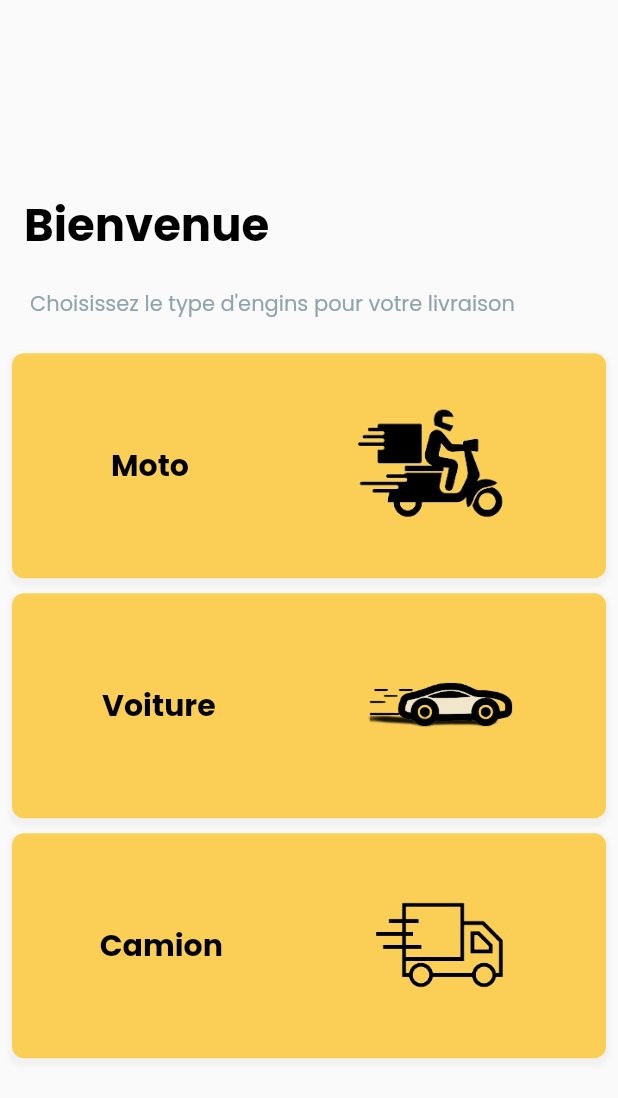
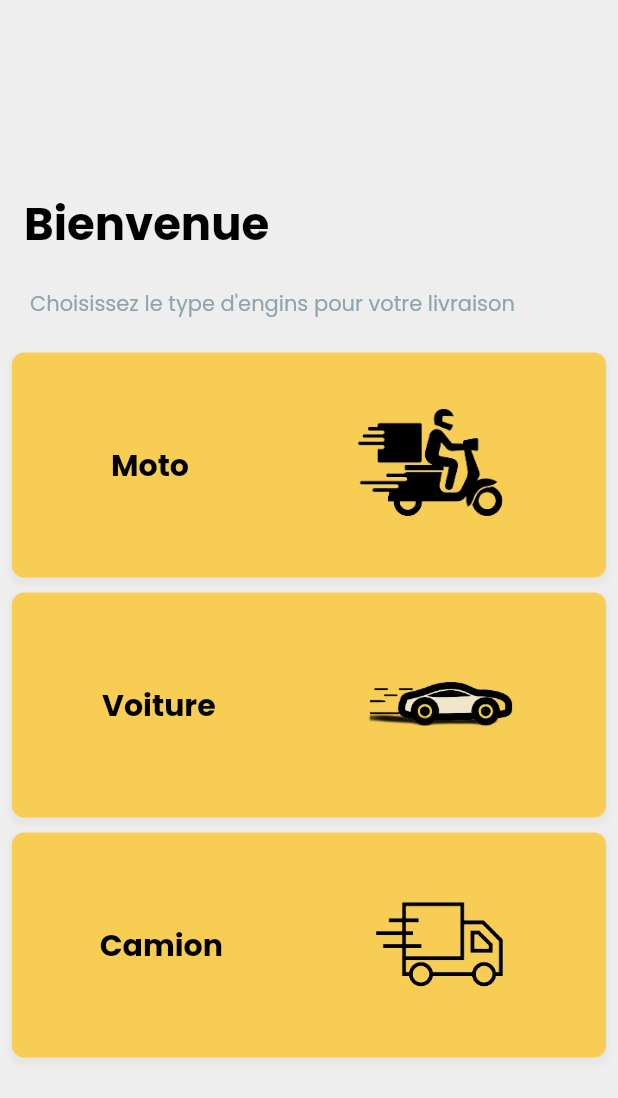
Before and after one commit to mooosmad/igname, a Flutter app: the Homepage screen opened directly, on a phone screen of 412 x 824 dp. Shown: the top 1098 px of the screen. Run offline on Flutter 3.47's test engine with Material 2 defaults, Android fonts, the phone set to English and light mode, and no system bars; drawn by our look-alikes of auto_animated; our stand-ins replace animated_splash_screen, bottom_navy_bar, fluttertoast, geocoding, get, google_fonts and 7 more; missing offline and left inert: google_static_maps_controller, map_picker; accounts and stored records are empty; network calls fail; project files that could hold a hidden picture were left out.

Commit message:
add appghes

```diff
--- a/igname_li/lib/main.dart
+++ b/igname_li/lib/main.dart
@@ -8,8 +8,6 @@ import 'package:igname_li/themes/theme.dart';
 import 'package:igname_li/views/authviews/authentication.dart';
 import 'package:igname_li/views/home.dart';
 import 'package:igname_li/views/onboarding/onboarding.dart';
-import 'package:igname_li/views/widgets/homepage.dart';
-import 'package:igname_li/views/widgets/homepage2.dart';
 import 'package:shared_preferences/shared_preferences.dart';
 
 late bool isFirst;
--- a/igname_li/lib/views/widgets/homepage.dart
+++ b/igname_li/lib/views/widgets/homepage.dart
@@ -62,11 +62,14 @@ class _HomepageState extends State<Homepage> {
     print("mon print perso ${controller.user.value}");
     return Scaffold(
       appBar: AppBar(
-        toolbarHeight: 1,
+        toolbarHeight: 0,
       ),
       body: Obx(() {
         return controller.user.value != null
-            ? Padding(
+            ? Container(
+                color: Get.isDarkMode ? Colors.black26 : Colors.grey.shade200,
+                height: double.infinity,
+                child: Padding(
                   padding: const EdgeInsets.all(8.0),
                   child: Column(
                     mainAxisAlignment: MainAxisAlignment.center,
@@ -99,6 +102,7 @@ class _HomepageState extends State<Homepage> {
                         shrinkWrap: true,
                       ),
                     ],
+                  ),
                 ),
               )
             : const Shimmerload();
--- a/igname_li/lib/views/widgets/profile.dart
+++ b/igname_li/lib/views/widgets/profile.dart
@@ -109,7 +109,7 @@ class _ProfilePageState extends State<ProfilePage> {
                           : Colors.grey.shade200,
                       rightWidget: _arrow(),
                     ),
-                    const Divider(thickness: 2),
+                    const Divider(thickness: 2, endIndent: 10, indent: 10),
                     Padding(
                       padding: const EdgeInsets.only(left: 10),
                       child: Text(
@@ -129,7 +129,7 @@ class _ProfilePageState extends State<ProfilePage> {
                           : Colors.grey.shade200,
                       rightWidget: _arrow(),
                     ),
-                    const Divider(thickness: 2),
+                    const Divider(thickness: 2, endIndent: 10, indent: 10),
                     Padding(
                       padding: const EdgeInsets.only(left: 10),
                       child: Text(
@@ -148,7 +148,7 @@ class _ProfilePageState extends State<ProfilePage> {
                           : Colors.grey.shade200,
                       rightWidget: _arrow(),
                     ),
-                    const Divider(thickness: 2),
+                    const Divider(thickness: 2, endIndent: 10, indent: 10),
                   ],
                 ),
               ),
--- a/igname_li/pubspec.yaml
+++ b/igname_li/pubspec.yaml
@@ -56,6 +56,7 @@ dependencies:
   google_static_maps_controller: ^1.0.0
   awesome_dropdown: ^0.0.4
   auto_animated: ^3.1.0
+  flutter_riverpod: ^2.0.2
 
 
 
```
Also changed, not shown: igname_li/lib/views/widgets/about.dart (added, +42 -0 lines), igname_li/lib/views/widgets/mes_commandes.dart (+7 -2 lines), igname_li/lib/views/widgets/settingpage.dart (+7 -1 lines), igname_li/lib/views/widgets/darkmode.dart (added), igname_li/pubspec.lock. Lines whose indentation alone changed are shown as unchanged.
